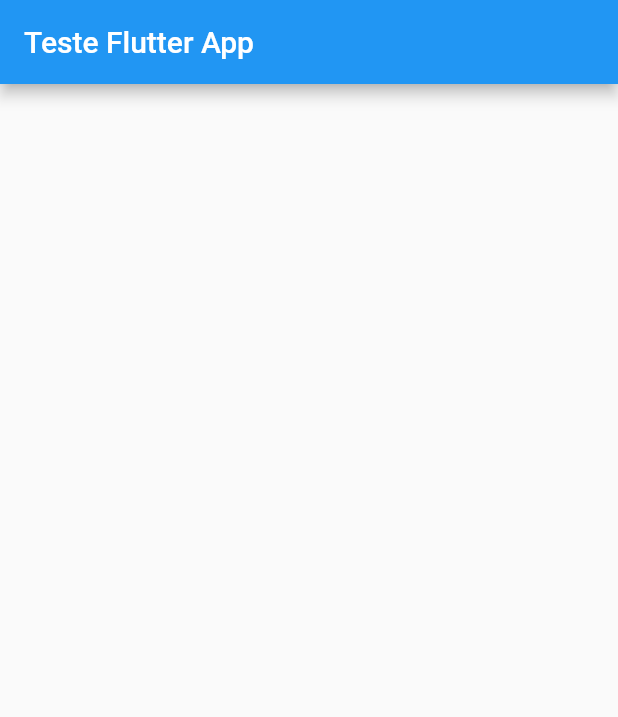
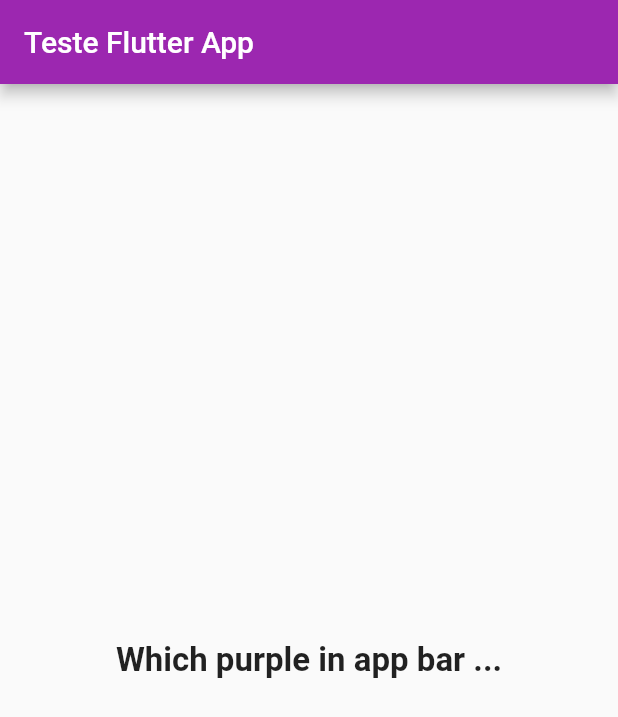
Before and after one commit to ventocilla/test_flutter_app, a Flutter app: the screen it shows after launch, on a phone screen of 412 x 824 dp. Shown: the top 717 px of the screen. Run offline on Flutter 3.47's test engine with Material 2 defaults, Android fonts, the phone set to English and light mode, and no system bars.

Commit message:
Added purple color to app

```diff
--- a/lib/main.dart
+++ b/lib/main.dart
@@ -10,7 +10,7 @@ class MyApp extends StatelessWidget {
     return MaterialApp(
       title: 'Flutter Demo',
       theme: ThemeData(
-        primarySwatch: Colors.blue,
+        primarySwatch: Colors.purple,
         visualDensity: VisualDensity.adaptivePlatformDensity,
       ),
       home: MyHomePage(title: 'Teste Flutter App'),
@@ -28,14 +28,6 @@ class MyHomePage extends StatefulWidget {
 }
 
 class _MyHomePageState extends State<MyHomePage> {
-  int _counter = 0;
-
-  void _incrementCounter() {
-    setState(() {
-      _counter++;
-    });
-  }
-
   @override
   Widget build(BuildContext context) {
     return Scaffold(
@@ -46,23 +38,16 @@ class _MyHomePageState extends State<MyHomePage> {
         child: Column(
           mainAxisAlignment: MainAxisAlignment.center,
           children: <Widget>[
-            /*
             Text(
-              'You have pushed the button this many times:',
+              'Which purple in app bar ...',
+              style: TextStyle(
+                fontSize: 22,
+                fontWeight: FontWeight.bold,
+              ),
             ),
-            Text(
-              '$_counter',
-              style: Theme.of(context).textTheme.headline4,
-            ),
-            */
           ],
         ),
       ),
-      // floatingActionButton: FloatingActionButton(
-      //   onPressed: _incrementCounter,
-      //   tooltip: 'Increment',
-      //   child: Icon(Icons.add),
-      // ),
     );
   }
 }
```
Also changed, not shown: pubspec.lock.
